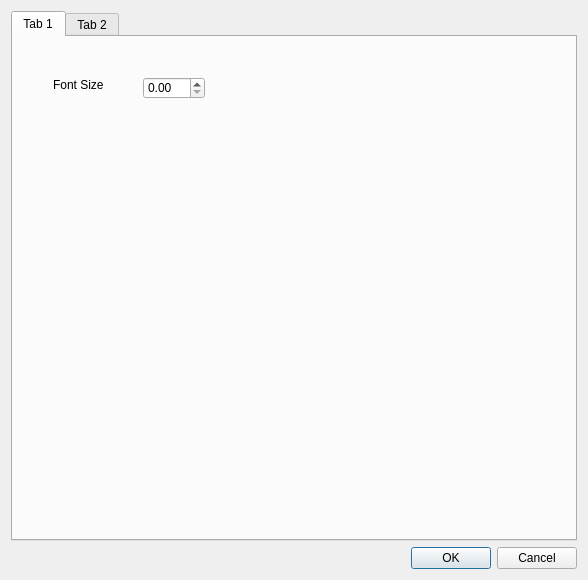
Before: the Qt Designer form spikeylab/dialogs/view_dlg.ui in portfors-lab/sparkle, drawn with Qt 5.
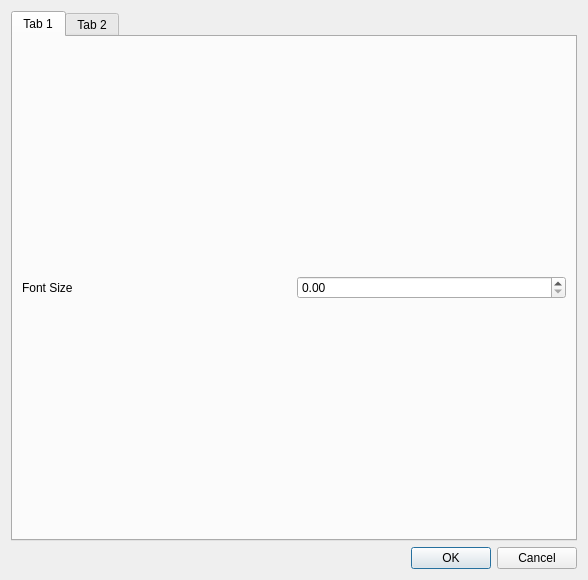
After: the same form once the commit is applied. The open tabs and pages were chosen to show the change. Custom widgets are drawn as their Qt base class.

Patch:
```diff
--- a/spikeylab/dialogs/view_dlg.ui
+++ b/spikeylab/dialogs/view_dlg.ui
@@ -23,29 +23,18 @@
       <attribute name="title">
        <string>Tab 1</string>
       </attribute>
+      <layout class="QGridLayout" name="gridLayout">
+       <item row="0" column="0">
       <widget class="QLabel" name="label">
-       <property name="geometry">
-        <rect>
-         <x>40</x>
-         <y>40</y>
-         <width>81</width>
-         <height>16</height>
-        </rect>
-       </property>
        <property name="text">
         <string>Font Size</string>
        </property>
       </widget>
-      <widget class="QDoubleSpinBox" name="fontsz_spnbx">
-       <property name="geometry">
-        <rect>
-         <x>130</x>
-         <y>40</y>
-         <width>62</width>
-         <height>22</height>
-        </rect>
-       </property>
-      </widget>
+       </item>
+       <item row="0" column="1">
+        <widget class="QDoubleSpinBox" name="fontsz_spnbx"/>
+       </item>
+      </layout>
      </widget>
      <widget class="QWidget" name="tab_2">
       <attribute name="title">
```
Left out of the diff: 2 changed lines with no effect on the pictures. Lines whose indentation alone changed are shown as unchanged.
